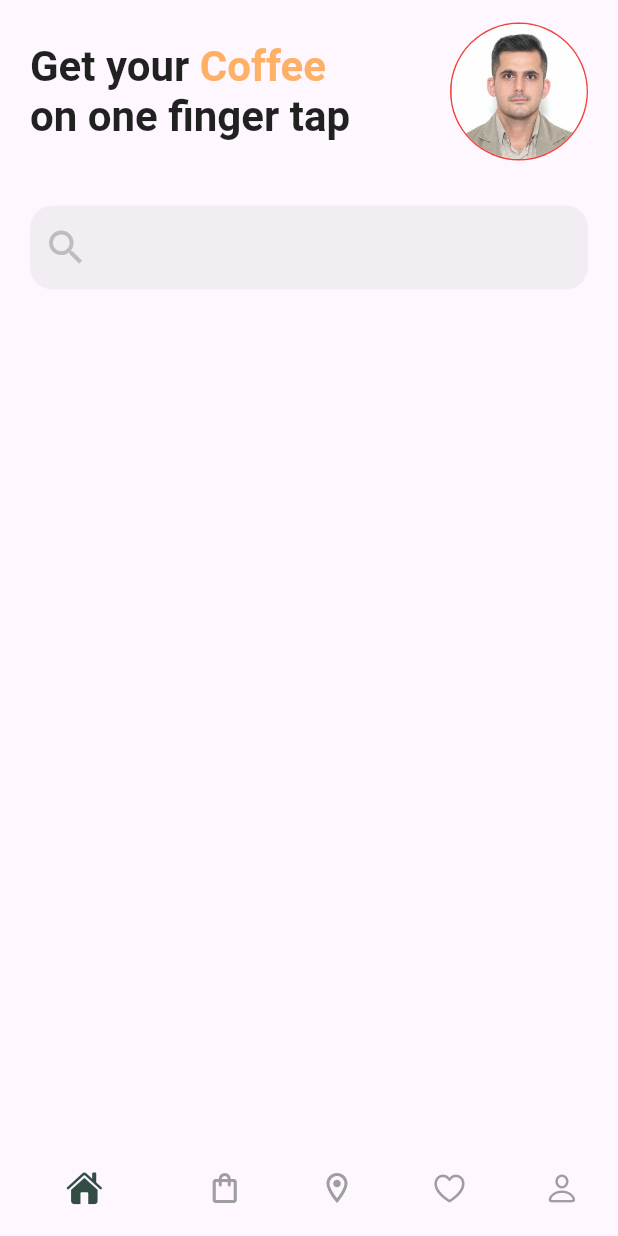
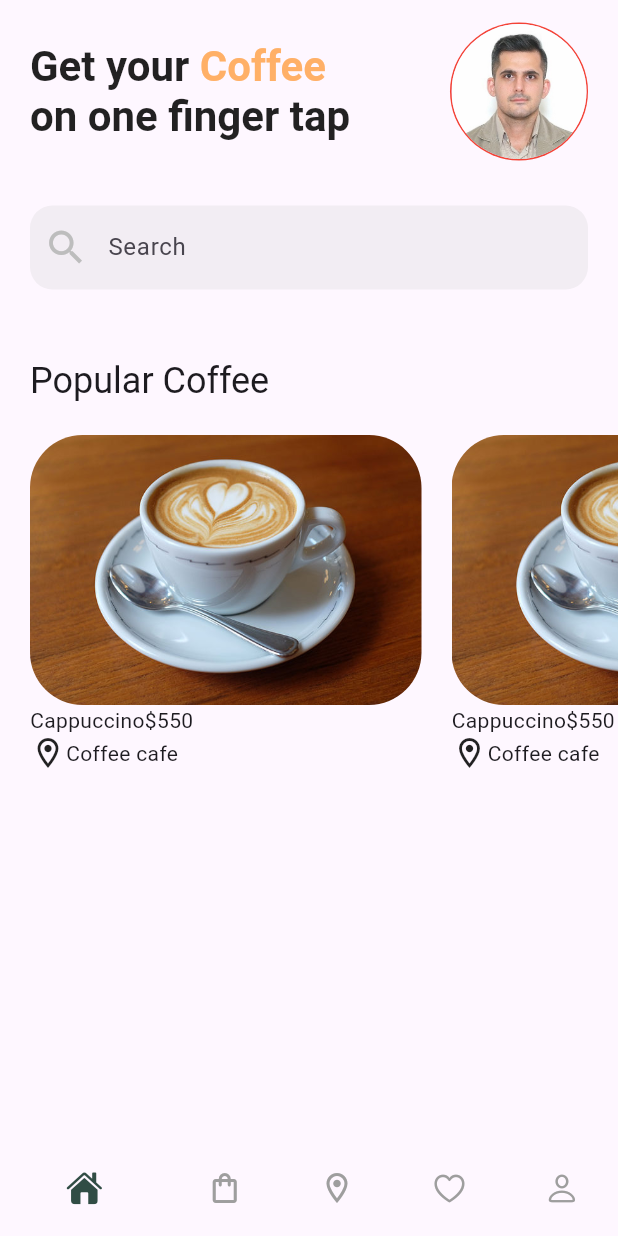
Before and after one commit to mes71/cup_coffee, a Flutter app: the screen it shows after launch, on a phone screen of 412 x 824 dp. Run offline on Flutter 3.47's test engine with Material 2 defaults, Android fonts, the phone set to English and light mode, and no system bars; our stand-ins replace bloc, dio, equatable, flutter_bloc.

Commit message:
feat : popular coffee

```diff
--- a/lib/presenter/bloc/root/root_cubit.dart
+++ b/lib/presenter/bloc/root/root_cubit.dart
@@ -4,7 +4,7 @@ import 'package:equatable/equatable.dart';
 part 'root_state.dart';
 
 class RootCubit extends Cubit<RootState> {
-  RootCubit() : super(RootInitial(0));
+  RootCubit() : super(const RootState(0));
 
-  void selectPage(int index) => emit(RootInitial(index));
+  void selectPage(int index) => emit(RootState(index));
 }
--- a/lib/presenter/bloc/root/root_state.dart
+++ b/lib/presenter/bloc/root/root_state.dart
@@ -1,15 +1,10 @@
 part of 'root_cubit.dart';
 
-abstract class RootState extends Equatable {
-  int currentPage;
+class RootState extends Equatable {
+  final int currentPage;
 
-  RootState(this.currentPage);
-}
-
-class RootInitial extends RootState {
-  RootInitial(this.index) : super(index);
-  final int index;
+  const RootState(this.currentPage);
 
   @override
-  List<Object> get props => [index];
+  List<Object> get props => [currentPage];
 }
--- a/lib/ui/screens/home/home_screen.dart
+++ b/lib/ui/screens/home/home_screen.dart
@@ -1,5 +1,6 @@
 import 'package:cup_coffee/generated/assets.dart';
 import 'package:cup_coffee/ui/utils/app_colors.dart';
+import 'package:cup_coffee/ui/utils/app_ex.dart';
 import 'package:flutter/material.dart';
 
 class HomeScreen extends StatelessWidget {
@@ -8,6 +9,7 @@ class HomeScreen extends StatelessWidget {
   @override
   Widget build(BuildContext context) {
     return SafeArea(
+      maintainBottomViewPadding: true,
       child: Column(
         children: [
           //region AppBar Home Page
@@ -55,6 +57,7 @@ class HomeScreen extends StatelessWidget {
           ),
           //endregion
 
+          //region Search TextField
           Padding(
             padding: const EdgeInsets.symmetric(horizontal: 20, vertical: 15),
             child: TextField(
@@ -65,6 +68,7 @@ class HomeScreen extends StatelessWidget {
                     size: 30,
                     color: Colors.grey.shade400,
                   ),
+                  hintText: "Search",
                   border: OutlineInputBorder(
                       borderRadius: BorderRadius.circular(15),
                       borderSide:
@@ -92,6 +96,58 @@ class HomeScreen extends StatelessWidget {
                   filled: true,
                   fillColor: bgSearchBox),
             ),
+          ),
+          //endregion
+
+          Container(
+            height: 350,
+            padding: const EdgeInsets.fromLTRB(20, 30, 0, 30),
+            child: Column(
+              crossAxisAlignment: CrossAxisAlignment.stretch,
+              mainAxisAlignment: MainAxisAlignment.start,
+              children: [
+                Text(
+                  "Popular Coffee",
+                  style: Theme.of(context).textTheme.headlineSmall,
+                ),
+                20.toHeight,
+                Expanded(
+                    child: ListView.separated(
+                        scrollDirection: Axis.horizontal,
+                        itemBuilder: (context, index) => Column(
+                              crossAxisAlignment: CrossAxisAlignment.start,
+                              mainAxisAlignment: MainAxisAlignment.start,
+                              children: [
+                                Container(
+                                  width: 261,
+                                  height: 180,
+                                  decoration: BoxDecoration(
+                                      borderRadius: BorderRadius.circular(35),
+                                      image: DecorationImage(
+                                          image: AssetImage(
+                                              Assets.imagesCappochino),
+                                          fit: BoxFit.cover)),
+                                ),
+                                Row(
+                                  mainAxisAlignment:
+                                      MainAxisAlignment.spaceBetween,
+                                  mainAxisSize: MainAxisSize.max,
+
+
+                                  children: [Text("Cappuccino"),Text("\$550")],
+                                ),
+                                Row(
+                                  children: [
+                                    Icon(Icons.location_on_outlined),
+                                    Text("Coffee cafe")
+                                  ],
+                                )
+                              ],
+                            ),
+                        separatorBuilder: (context, index) => 20.toWidth,
+                        itemCount: 10))
+              ],
+            ),
           )
         ],
       ),
--- a/lib/ui/utils/app_ex.dart
+++ b/lib/ui/utils/app_ex.dart
@@ -6,6 +6,6 @@ extension AppWidget on num {
       );
 
   get toWidth => SizedBox(
-        height: toDouble(),
+        width: toDouble(),
       );
 }
```
Also changed, not shown: assets/images/cappochino.jpg (added), lib/generated/assets.dart, pubspec.lock.
